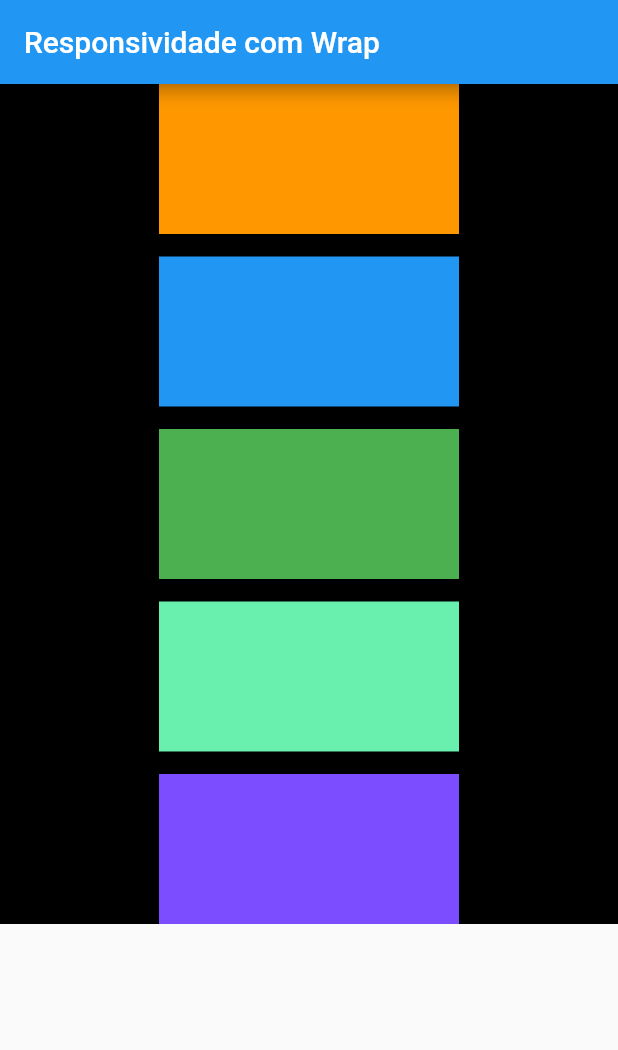
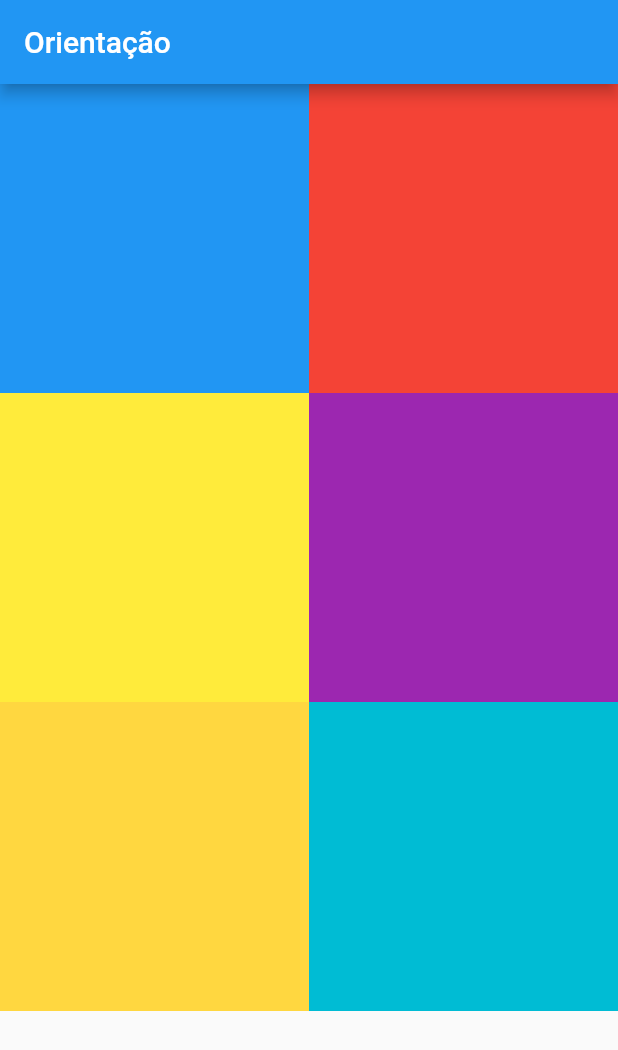
Before and after one commit to da0hn/ramona-flutter-store, a Flutter app: the screen it shows after launch, on a phone screen of 412 x 824 dp. Shown: the top 1050 px of the screen. Run offline on Flutter 3.47's test engine with Material 2 defaults, Android fonts, the light colour scheme and no system bars.

Commit message:
feat: example of responsive UI using `OrientationBuilder` widget

```diff
--- a/lib/main.dart
+++ b/lib/main.dart
@@ -1,12 +1,12 @@
 import 'package:flutter/material.dart';
-import 'package:ramona_store/responsiveness_wrap.dart';
+import 'package:ramona_store/responsiveness_orientation_builder.dart';
 
 void main() {
   runApp(
     const MaterialApp(
       title: 'Ramona Store',
       debugShowCheckedModeBanner: false,
-      home: ResponsivenessWrap(),
+      home: ResponsivenessOrientationBuilder(),
     ),
   );
 }
--- /dev/null
+++ b/lib/responsiveness_orientation_builder.dart
@@ -0,0 +1,47 @@
+import 'package:flutter/material.dart';
+
+class ResponsivenessOrientationBuilder extends StatefulWidget {
+  const ResponsivenessOrientationBuilder({Key? key}) : super(key: key);
+
+  @override
+  _ResponsivenessOrientationBuilderState createState() =>
+      _ResponsivenessOrientationBuilderState();
+}
+
+class _ResponsivenessOrientationBuilderState
+    extends State<ResponsivenessOrientationBuilder> {
+  @override
+  Widget build(BuildContext context) {
+    return Scaffold(
+        appBar: AppBar(
+          title: const Text('Orientação'),
+        ),
+        body: OrientationBuilder(
+          builder: (context, orientation) {
+            return GridView.count(
+              crossAxisCount: orientation == Orientation.portrait ? 2 : 4,
+              children: [
+                Container(
+                  color: Colors.blue,
+                ),
+                Container(
+                  color: Colors.red,
+                ),
+                Container(
+                  color: Colors.yellow,
+                ),
+                Container(
+                  color: Colors.purple,
+                ),
+                Container(
+                  color: Colors.amberAccent,
+                ),
+                Container(
+                  color: Colors.cyan,
+                ),
+              ],
+            );
+          },
+        ));
+  }
+}
```
